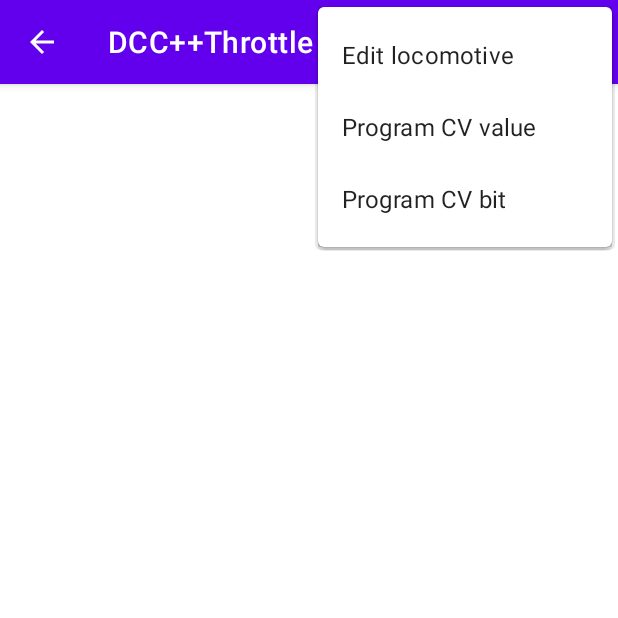
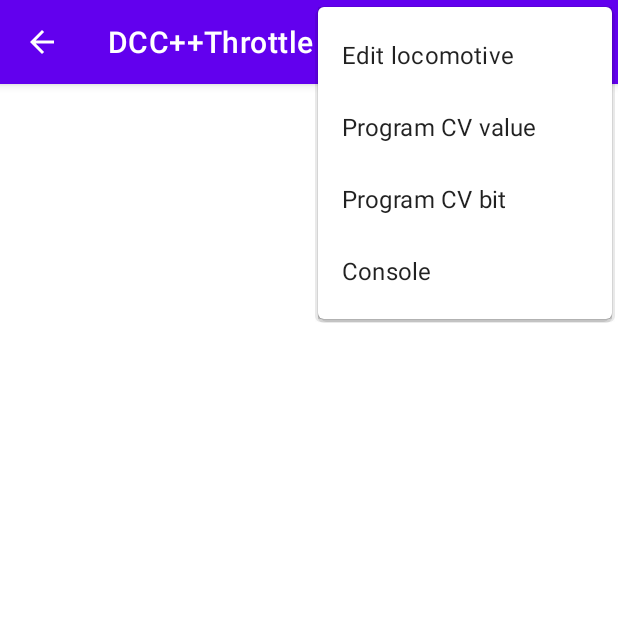
Before and after one commit to Aleksandr-ru/dccppthrottle, an Android app: the LocoCabActivity screen opened directly, with no data from a screen before it, with the options menu open, on a phone screen of 412 x 824 dp, the top half of it. Run offline under Robolectric (Android 15) with nearby library versions, the phone set to English and light mode, and no system bars.

Commit message:
console menu

```diff
--- a/app/src/main/java/ru/aleksandr/dccppthrottle/LocoCabActivity.kt
+++ b/app/src/main/java/ru/aleksandr/dccppthrottle/LocoCabActivity.kt
@@ -84,6 +84,11 @@ class LocoCabActivity : AwakeActivity(),
                 PomBitDialog().show(supportFragmentManager, PomBitDialog.TAG)
                 true
             }
+            R.id.action_console -> {
+                val myIntent = Intent(this, ConsoleActivity::class.java)
+                startActivity(myIntent)
+                true
+            }
             else -> {
                 super.onOptionsItemSelected(item)
             }
--- a/app/src/main/res/menu/loco_cab.xml
+++ b/app/src/main/res/menu/loco_cab.xml
@@ -23,4 +23,10 @@
         android:title="@string/action_pom_bit"
         android:visible="true"
         app:showAsAction="never" />
+
+    <item
+        android:id="@+id/action_console"
+        android:title="@string/menu_console"
+        android:visible="true"
+        app:showAsAction="never" />
 </menu>
```
Also changed, not shown: app/src/main/java/ru/aleksandr/dccppthrottle/ConsoleActivity.kt (+21 -0 lines), app/src/main/res/menu/prog.xml (added, +10 -0 lines).
